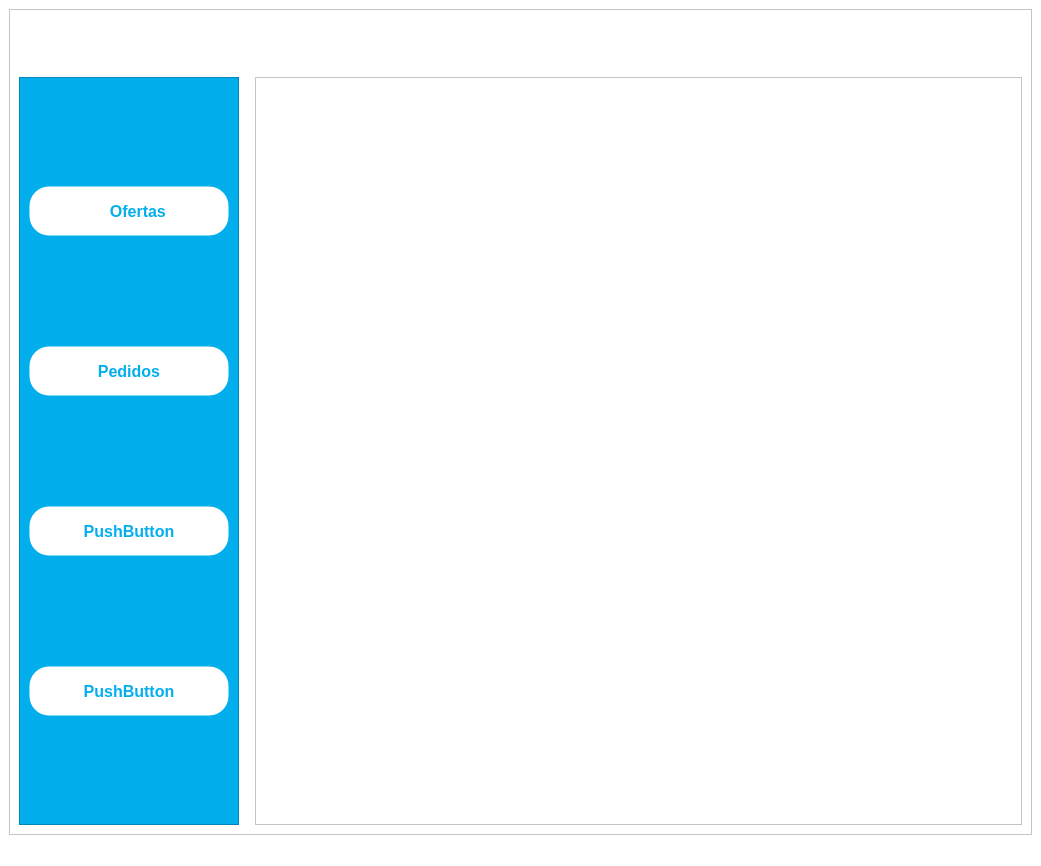
Qt form UI_Files/App_Principal.ui (e-serrano/ERP_EIPSA) before a commit.
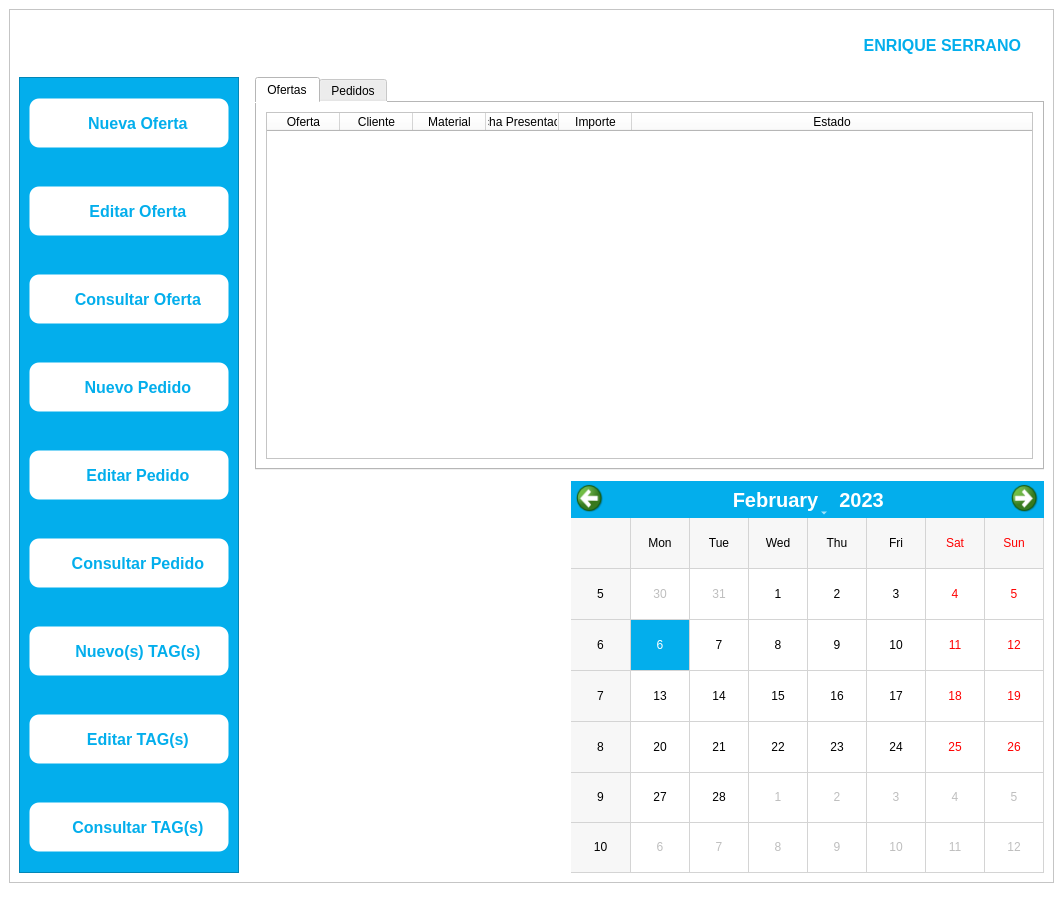
The same form after that commit. Icons and pictures are not drawn.

Commit message: Main file creation

```diff
--- a/UI_Files/App_Principal.ui
+++ b/UI_Files/App_Principal.ui
@@ -6,8 +6,8 @@
    <rect>
     <x>0</x>
     <y>0</y>
-    <width>1041</width>
-    <height>866</height>
+    <width>1063</width>
+    <height>914</height>
    </rect>
   </property>
   <property name="windowTitle">
@@ -72,6 +72,51 @@
              </property>
             </spacer>
            </item>
+           <item>
+            <widget class="QLabel" name="HeaderName">
+             <property name="font">
+              <font>
+               <pointsize>12</pointsize>
+               <bold>true</bold>
+              </font>
+             </property>
+             <property name="styleSheet">
+              <string notr="true">color:rgb(3, 174, 236)</string>
+             </property>
+             <property name="text">
+              <string>ENRIQUE SERRANO</string>
+             </property>
+             <property name="alignment">
+              <set>Qt::AlignRight|Qt::AlignTrailing|Qt::AlignVCenter</set>
+             </property>
+            </widget>
+           </item>
+           <item>
+            <spacer name="hSpacer2">
+             <property name="orientation">
+              <enum>Qt::Horizontal</enum>
+             </property>
+             <property name="sizeType">
+              <enum>QSizePolicy::Fixed</enum>
+             </property>
+             <property name="sizeHint" stdset="0">
+              <size>
+               <width>10</width>
+               <height>20</height>
+              </size>
+             </property>
+            </spacer>
+           </item>
+           <item>
+            <widget class="QLabel" name="UserIcon">
+             <property name="text">
+              <string/>
+             </property>
+             <property name="pixmap">
+              <pixmap>../button_icons/User.png</pixmap>
+             </property>
+            </widget>
+           </item>
           </layout>
          </item>
          <item>
@@ -103,7 +148,25 @@
 	color: rgb(3, 174, 236);
 	box-sizing: border-box;
 	background-color: rgb(255, 255, 255);
-	border-radius: 20px;
+	border-radius: 10px;
+}
+
+QPushButton:hover{
+	border: 1px solid transparent;
+	border-color: rgb(0, 0, 0);
+	color: rgb(0,0,0);
+	box-sizing: border-box;
+	background-color: rgb(255, 255, 255);
+	border-radius: 10px;
+}
+
+QPushButton:pressed{
+	border: 1px solid transparent;
+	border-color: rgb(0, 0, 0);
+	color: rgb(0,0,0);
+	box-sizing: border-box;
+	background-color: rgb(200, 200, 200);
+	border-radius: 10px;
 }</string>
              </property>
              <property name="frameShape">
@@ -130,10 +193,13 @@
                 <property name="orientation">
                  <enum>Qt::Vertical</enum>
                 </property>
+                <property name="sizeType">
+                 <enum>QSizePolicy::Fixed</enum>
+                </property>
                 <property name="sizeHint" stdset="0">
                  <size>
                   <width>20</width>
-                  <height>40</height>
+                  <height>20</height>
                  </size>
                 </property>
                </spacer>
@@ -159,7 +225,7 @@
                  </font>
                 </property>
                 <property name="text">
-                 <string>    Ofertas</string>
+                 <string>    Nueva Oferta</string>
                 </property>
                 <property name="icon">
                  <iconset>
@@ -216,8 +282,18 @@
                  </font>
                 </property>
                 <property name="text">
-                 <string>Pedidos</string>
+                 <string>    Editar Oferta</string>
                 </property>
+                <property name="icon">
+                 <iconset>
+                  <normaloff>../button_icons/Offer_Edit.png</normaloff>../button_icons/Offer_Edit.png</iconset>
+                </property>
+                <property name="iconSize">
+                 <size>
+                  <width>40</width>
+                  <height>40</height>
+                 </size>
+                </property>
                </widget>
               </item>
               <item>
@@ -241,6 +317,48 @@
                   <height>50</height>
                  </size>
                 </property>
+                <property name="font">
+                 <font>
+                  <pointsize>12</pointsize>
+                  <bold>true</bold>
+                 </font>
+                </property>
+                <property name="text">
+                 <string>    Consultar Oferta</string>
+                </property>
+                <property name="icon">
+                 <iconset>
+                  <normaloff>../button_icons/Offer_Search.png</normaloff>../button_icons/Offer_Search.png</iconset>
+                </property>
+                <property name="iconSize">
+                 <size>
+                  <width>40</width>
+                  <height>40</height>
+                 </size>
+                </property>
+               </widget>
+              </item>
+              <item>
+               <spacer name="vSpacer8">
+                <property name="orientation">
+                 <enum>Qt::Vertical</enum>
+                </property>
+                <property name="sizeHint" stdset="0">
+                 <size>
+                  <width>20</width>
+                  <height>40</height>
+                 </size>
+                </property>
+               </spacer>
+              </item>
+              <item>
+               <widget class="QPushButton" name="Button_NewOrder">
+                <property name="minimumSize">
+                 <size>
+                  <width>200</width>
+                  <height>50</height>
+                 </size>
+                </property>
                 <property name="maximumSize">
                  <size>
                   <width>200</width>
@@ -254,12 +372,12 @@
                  </font>
                 </property>
                 <property name="text">
-                 <string>PushButton</string>
+                 <string>    Nuevo Pedido</string>
                 </property>
                 <property name="iconSize">
                  <size>
-                  <width>30</width>
-                  <height>30</height>
+                  <width>40</width>
+                  <height>40</height>
                  </size>
                 </property>
                </widget>
@@ -298,8 +416,18 @@
                  </font>
                 </property>
                 <property name="text">
-                 <string>PushButton</string>
+                 <string>    Editar Pedido</string>
                 </property>
+                <property name="icon">
+                 <iconset>
+                  <normaloff>../button_icons/Order_Edit.png</normaloff>../button_icons/Order_Edit.png</iconset>
+                </property>
+                <property name="iconSize">
+                 <size>
+                  <width>40</width>
+                  <height>40</height>
+                 </size>
+                </property>
                </widget>
               </item>
               <item>
@@ -315,11 +443,194 @@
                 </property>
                </spacer>
               </item>
+              <item>
+               <widget class="QPushButton" name="Button_FindOrder">
+                <property name="minimumSize">
+                 <size>
+                  <width>200</width>
+                  <height>50</height>
+                 </size>
+                </property>
+                <property name="font">
+                 <font>
+                  <pointsize>12</pointsize>
+                  <bold>true</bold>
+                 </font>
+                </property>
+                <property name="text">
+                 <string>    Consultar Pedido</string>
+                </property>
+                <property name="icon">
+                 <iconset>
+                  <normaloff>../button_icons/Order_Search.png</normaloff>../button_icons/Order_Search.png</iconset>
+                </property>
+                <property name="iconSize">
+                 <size>
+                  <width>40</width>
+                  <height>40</height>
+                 </size>
+                </property>
+               </widget>
+              </item>
+              <item>
+               <spacer name="vSpacer9">
+                <property name="orientation">
+                 <enum>Qt::Vertical</enum>
+                </property>
+                <property name="sizeHint" stdset="0">
+                 <size>
+                  <width>20</width>
+                  <height>40</height>
+                 </size>
+                </property>
+               </spacer>
+              </item>
+              <item>
+               <widget class="QPushButton" name="Button_NewTag">
+                <property name="minimumSize">
+                 <size>
+                  <width>200</width>
+                  <height>50</height>
+                 </size>
+                </property>
+                <property name="maximumSize">
+                 <size>
+                  <width>200</width>
+                  <height>50</height>
+                 </size>
+                </property>
+                <property name="font">
+                 <font>
+                  <pointsize>12</pointsize>
+                  <bold>true</bold>
+                 </font>
+                </property>
+                <property name="text">
+                 <string>    Nuevo(s) TAG(s)</string>
+                </property>
+                <property name="icon">
+                 <iconset>
+                  <normaloff>../button_icons/TAG_New.png</normaloff>../button_icons/TAG_New.png</iconset>
+                </property>
+                <property name="iconSize">
+                 <size>
+                  <width>40</width>
+                  <height>40</height>
+                 </size>
+                </property>
+               </widget>
+              </item>
+              <item>
+               <spacer name="vSpacer6">
+                <property name="orientation">
+                 <enum>Qt::Vertical</enum>
+                </property>
+                <property name="sizeHint" stdset="0">
+                 <size>
+                  <width>20</width>
+                  <height>40</height>
+                 </size>
+                </property>
+               </spacer>
+              </item>
+              <item>
+               <widget class="QPushButton" name="Button_EditTag">
+                <property name="minimumSize">
+                 <size>
+                  <width>200</width>
+                  <height>50</height>
+                 </size>
+                </property>
+                <property name="maximumSize">
+                 <size>
+                  <width>200</width>
+                  <height>50</height>
+                 </size>
+                </property>
+                <property name="font">
+                 <font>
+                  <pointsize>12</pointsize>
+                  <bold>true</bold>
+                 </font>
+                </property>
+                <property name="text">
+                 <string>    Editar TAG(s)</string>
+                </property>
+                <property name="icon">
+                 <iconset>
+                  <normaloff>../button_icons/TAG_Edit.png</normaloff>../button_icons/TAG_Edit.png</iconset>
+                </property>
+                <property name="iconSize">
+                 <size>
+                  <width>40</width>
+                  <height>40</height>
+                 </size>
+                </property>
+               </widget>
+              </item>
+              <item>
+               <spacer name="vSpacer10">
+                <property name="orientation">
+                 <enum>Qt::Vertical</enum>
+                </property>
+                <property name="sizeHint" stdset="0">
+                 <size>
+                  <width>20</width>
+                  <height>40</height>
+                 </size>
+                </property>
+               </spacer>
+              </item>
+              <item>
+               <widget class="QPushButton" name="Button_FindTag">
+                <property name="minimumSize">
+                 <size>
+                  <width>200</width>
+                  <height>50</height>
+                 </size>
+                </property>
+                <property name="font">
+                 <font>
+                  <pointsize>12</pointsize>
+                  <bold>true</bold>
+                 </font>
+                </property>
+                <property name="text">
+                 <string>    Consultar TAG(s)</string>
+                </property>
+                <property name="icon">
+                 <iconset>
+                  <normaloff>../button_icons/TAG_Search.png</normaloff>../button_icons/TAG_Search.png</iconset>
+                </property>
+                <property name="iconSize">
+                 <size>
+                  <width>40</width>
+                  <height>40</height>
+                 </size>
+                </property>
+               </widget>
+              </item>
+              <item>
+               <spacer name="vSpacer7">
+                <property name="orientation">
+                 <enum>Qt::Vertical</enum>
+                </property>
+                <property name="sizeType">
+                 <enum>QSizePolicy::Fixed</enum>
+                </property>
+                <property name="sizeHint" stdset="0">
+                 <size>
+                  <width>20</width>
+                  <height>20</height>
+                 </size>
+                </property>
+               </spacer>
+              </item>
              </layout>
             </widget>
            </item>
            <item>
-            <spacer name="horizontalSpacer">
+            <spacer name="hSpacer3">
              <property name="orientation">
               <enum>Qt::Horizontal</enum>
              </property>
@@ -335,20 +646,310 @@
             </spacer>
            </item>
            <item>
-            <widget class="QTableView" name="tableView">
-             <property name="minimumSize">
-              <size>
-               <width>0</width>
-               <height>0</height>
-              </size>
-             </property>
-             <property name="maximumSize">
-              <size>
-               <width>16777215</width>
-               <height>16777215</height>
-              </size>
-             </property>
-            </widget>
+            <layout class="QVBoxLayout" name="MainLayout">
+             <item>
+              <widget class="QTabWidget" name="tabWidget">
+               <property name="currentIndex">
+                <number>0</number>
+               </property>
+               <property name="iconSize">
+                <size>
+                 <width>16</width>
+                 <height>16</height>
+                </size>
+               </property>
+               <widget class="QWidget" name="tabOffer">
+                <attribute name="title">
+                 <string>Ofertas</string>
+                </attribute>
+                <layout class="QGridLayout" name="gridLayout_4">
+                 <item row="0" column="0">
+                  <widget class="QTableWidget" name="tableOffer">
+                   <property name="minimumSize">
+                    <size>
+                     <width>370</width>
+                     <height>340</height>
+                    </size>
+                   </property>
+                   <property name="frameShadow">
+                    <enum>QFrame::Sunken</enum>
+                   </property>
+                   <property name="verticalScrollBarPolicy">
+                    <enum>Qt::ScrollBarAsNeeded</enum>
+                   </property>
+                   <property name="sizeAdjustPolicy">
+                    <enum>QAbstractScrollArea::AdjustIgnored</enum>
+                   </property>
+                   <property name="sortingEnabled">
+                    <bool>true</bool>
+                   </property>
+                   <property name="rowCount">
+                    <number>0</number>
+                   </property>
+                   <property name="columnCount">
+                    <number>6</number>
+                   </property>
+                   <attribute name="horizontalHeaderVisible">
+                    <bool>true</bool>
+                   </attribute>
+                   <attribute name="horizontalHeaderCascadingSectionResizes">
+                    <bool>false</bool>
+                   </attribute>
+                   <attribute name="horizontalHeaderDefaultSectionSize">
+                    <number>73</number>
+                   </attribute>
+                   <attribute name="horizontalHeaderShowSortIndicator" stdset="0">
+                    <bool>true</bool>
+                   </attribute>
+                   <attribute name="horizontalHeaderStretchLastSection">
+                    <bool>true</bool>
+                   </attribute>
+                   <column>
+                    <property name="text">
+                     <string>Oferta</string>
+                    </property>
+                    <property name="textAlignment">
+                     <set>AlignCenter</set>
+                    </property>
+                   </column>
+                   <column>
+                    <property name="text">
+                     <string>Cliente</string>
+                    </property>
+                    <property name="textAlignment">
+                     <set>AlignCenter</set>
+                    </property>
+                   </column>
+                   <column>
+                    <property name="text">
+                     <string>Material</string>
+                    </property>
+                    <property name="textAlignment">
+                     <set>AlignCenter</set>
+                    </property>
+                   </column>
+                   <column>
+                    <property name="text">
+                     <string>Fecha Presentación</string>
+                    </property>
+                    <property name="textAlignment">
+                     <set>AlignCenter</set>
+                    </property>
+                   </column>
+                   <column>
+                    <property name="text">
+                     <string>Importe</string>
+                    </property>
+                    <property name="textAlignment">
+                     <set>AlignCenter</set>
+                    </property>
+                   </column>
+                   <column>
+                    <property name="text">
+                     <string>Estado</string>
+                    </property>
+                    <property name="textAlignment">
+                     <set>AlignCenter</set>
+                    </property>
+                   </column>
+                  </widget>
+                 </item>
+                </layout>
+               </widget>
+               <widget class="QWidget" name="tabOrder">
+                <attribute name="title">
+                 <string>Pedidos</string>
+                </attribute>
+                <layout class="QGridLayout" name="gridLayout_3">
+                 <item row="0" column="0">
+                  <widget class="QTableWidget" name="tableOrder">
+                   <property name="sizePolicy">
+                    <sizepolicy hsizetype="Expanding" vsizetype="Expanding">
+                     <horstretch>0</horstretch>
+                     <verstretch>0</verstretch>
+                    </sizepolicy>
+                   </property>
+                   <property name="minimumSize">
+                    <size>
+                     <width>370</width>
+                     <height>340</height>
+                    </size>
+                   </property>
+                   <property name="sizeIncrement">
+                    <size>
+                     <width>0</width>
+                     <height>0</height>
+                    </size>
+                   </property>
+                   <property name="sizeAdjustPolicy">
+                    <enum>QAbstractScrollArea::AdjustToContents</enum>
+                   </property>
+                   <property name="columnCount">
+                    <number>5</number>
+                   </property>
+                   <attribute name="horizontalHeaderCascadingSectionResizes">
+                    <bool>true</bool>
+                   </attribute>
+                   <attribute name="horizontalHeaderMinimumSectionSize">
+                    <number>73</number>
+                   </attribute>
+                   <attribute name="horizontalHeaderDefaultSectionSize">
+                    <number>73</number>
+                   </attribute>
+                   <attribute name="horizontalHeaderShowSortIndicator" stdset="0">
+                    <bool>true</bool>
+                   </attribute>
+                   <attribute name="horizontalHeaderStretchLastSection">
+                    <bool>true</bool>
+                   </attribute>
+                   <column/>
+                   <column/>
+                   <column/>
+                   <column/>
+                   <column/>
+                  </widget>
+                 </item>
+                </layout>
+               </widget>
+              </widget>
+             </item>
+             <item>
+              <spacer name="vSpacer11">
+               <property name="orientation">
+                <enum>Qt::Vertical</enum>
+               </property>
+               <property name="sizeType">
+                <enum>QSizePolicy::Fixed</enum>
+               </property>
+               <property name="sizeHint" stdset="0">
+                <size>
+                 <width>20</width>
+                 <height>5</height>
+                </size>
+               </property>
+              </spacer>
+             </item>
+             <item>
+              <layout class="QHBoxLayout" name="BottomLayout">
+               <property name="topMargin">
+                <number>0</number>
+               </property>
+               <item>
+                <widget class="QWidget" name="widget" native="true">
+                 <property name="minimumSize">
+                  <size>
+                   <width>300</width>
+                   <height>360</height>
+                  </size>
+                 </property>
+                </widget>
+               </item>
+               <item>
+                <spacer name="horizontalSpacer">
+                 <property name="orientation">
+                  <enum>Qt::Horizontal</enum>
+                 </property>
+                 <property name="sizeType">
+                  <enum>QSizePolicy::Fixed</enum>
+                 </property>
+                 <property name="sizeHint" stdset="0">
+                  <size>
+                   <width>10</width>
+                   <height>20</height>
+                  </size>
+                 </property>
+                </spacer>
+               </item>
+               <item>
+                <widget class="QCalendarWidget" name="calendar">
+                 <property name="enabled">
+                  <bool>true</bool>
+                 </property>
+                 <property name="sizePolicy">
+                  <sizepolicy hsizetype="Preferred" vsizetype="Preferred">
+                   <horstretch>0</horstretch>
+                   <verstretch>0</verstretch>
+                  </sizepolicy>
+                 </property>
+                 <property name="minimumSize">
+                  <size>
+                   <width>300</width>
+                   <height>360</height>
+                  </size>
+                 </property>
+                 <property name="maximumSize">
+                  <size>
+                   <width>16777215</width>
+                   <height>16777215</height>
+                  </size>
+                 </property>
+                 <property name="styleSheet">
+                  <string notr="true">QCalendarWidget QWidget{
+background-color: rgb(3, 174, 236);
+}
+
+QCalendarWidget QTableView{
+	background-color: white;
+}
+
+QCalendarWidget QToolButton {
+	color: white;
+	font-size:20px;
+	icon-size:30px,30px;
+	background-color:rgb(3, 174, 236);
+}
+
+QCalendarWidget QToolButton::hover {
+	background-color : #019ad2;
+}
+
+QCalendarWidget QToolButton::pressed {
+	background-color: rgb(1, 140, 190);
+	border: 3px solid;
+	border-color: rgb(255, 255, 255);
+}
+
+QCalendarWidget QSpinBox{
+	
+	background-color: rgb(255, 255, 255);
+	border: 2px solid;
+	border-color: rgb(3,174, 236);
+}
+
+QCalendarWidget QAbstractItemView:enabled{
+	selection-background-color: rgb(3, 174, 236);
+	selection-color: white;
+	selection-font-weight: bold;
+}
+
+#qt_calendar_prevmonth {
+    qproperty-icon: url(C:/Users/Enrique.serrano/Documents/GIT/ERP_EIPSA/button_icons/back_arrow.png);
+}
+#qt_calendar_nextmonth {
+    qproperty-icon: url(C:/Users/Enrique.serrano/Documents/GIT/ERP_EIPSA/button_icons/forward_arrow.png);
+}</string>
+                 </property>
+                 <property name="selectedDate">
+                  <date>
+                   <year>2023</year>
+                   <month>2</month>
+                   <day>6</day>
+                  </date>
+                 </property>
+                 <property name="gridVisible">
+                  <bool>true</bool>
+                 </property>
+                 <property name="navigationBarVisible">
+                  <bool>true</bool>
+                 </property>
+                 <property name="dateEditEnabled">
+                  <bool>true</bool>
+                 </property>
+                </widget>
+               </item>
+              </layout>
+             </item>
+            </layout>
            </item>
           </layout>
          </item>
```
Left out of the diff: 38 changed lines with no effect on the pictures. The commit also changes 21 other files.
